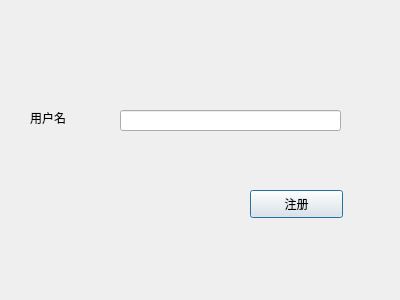
Old version of the form TouristUI/signupdlg.ui in the repository Bamboo0206/Tourist_UI.
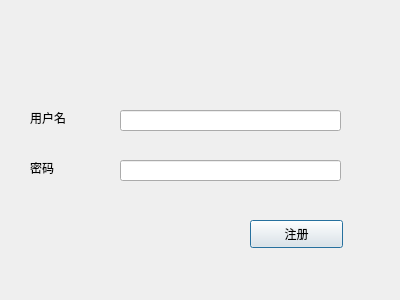
New version of the form.

Diff of the .ui file:
```diff
--- a/TouristUI/signupdlg.ui
+++ b/TouristUI/signupdlg.ui
@@ -40,7 +40,7 @@
    <property name="geometry">
     <rect>
      <x>250</x>
-     <y>190</y>
+     <y>220</y>
      <width>93</width>
      <height>28</height>
     </rect>
@@ -49,6 +49,29 @@
     <string>注册</string>
    </property>
   </widget>
+  <widget class="QLabel" name="label">
+   <property name="geometry">
+    <rect>
+     <x>30</x>
+     <y>160</y>
+     <width>72</width>
+     <height>15</height>
+    </rect>
+   </property>
+   <property name="text">
+    <string>密码</string>
+   </property>
+  </widget>
+  <widget class="QLineEdit" name="password_le">
+   <property name="geometry">
+    <rect>
+     <x>120</x>
+     <y>160</y>
+     <width>221</width>
+     <height>21</height>
+    </rect>
+   </property>
+  </widget>
  </widget>
  <resources/>
  <connections/>
```
